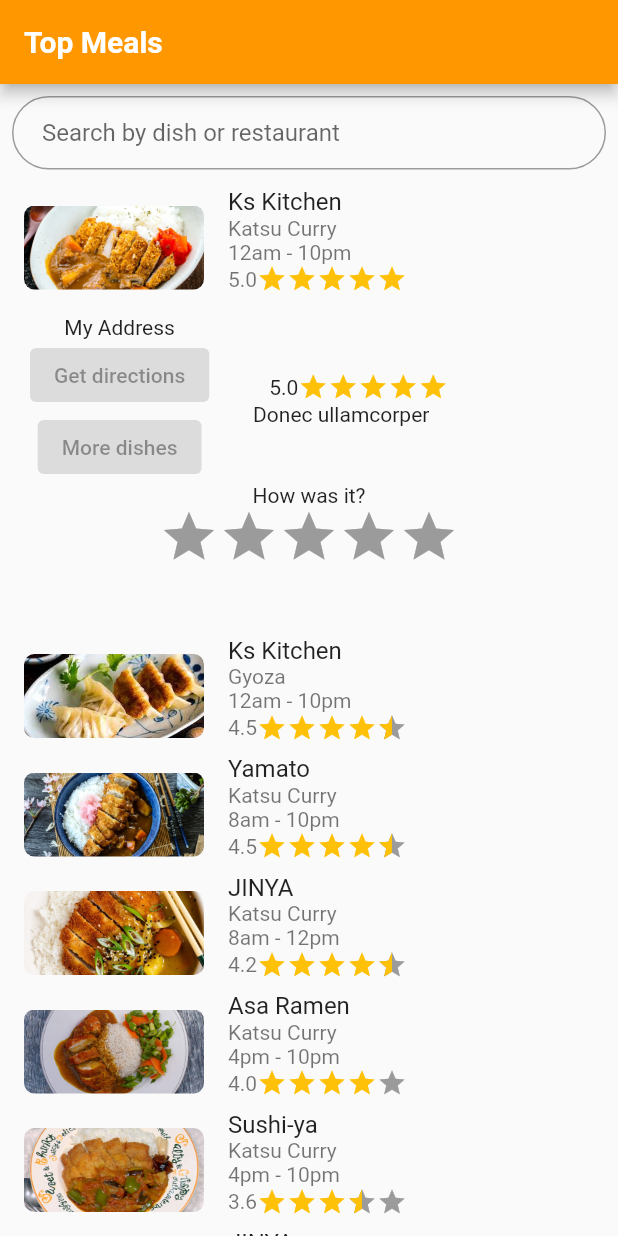
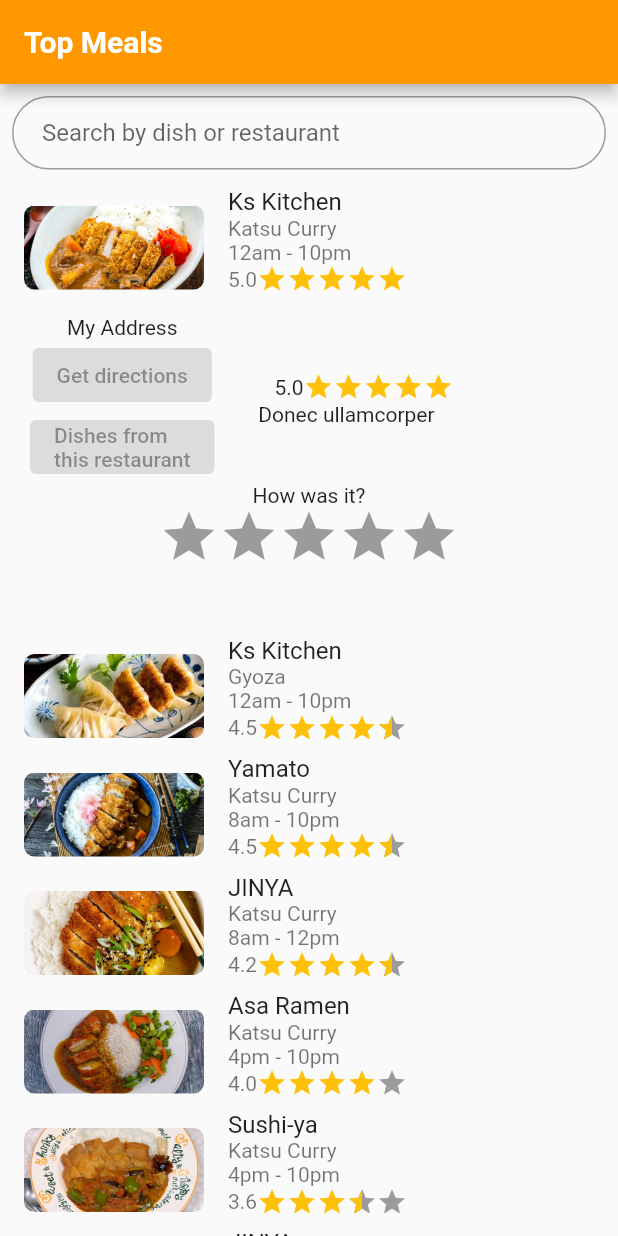
Before and after one commit to jack40tall/food-app, a Flutter app: the screen it shows after launch, after a tap on "Ks Kitchen", on a phone screen of 412 x 824 dp. Run offline on Flutter 3.47's test engine with Material 2 defaults, Android fonts, the phone set to English and light mode, and no system bars; drawn by our look-alikes of flutter_rating_bar.

Commit message:
Add todo

```diff
--- a/lib/search_list.dart
+++ b/lib/search_list.dart
@@ -142,7 +142,8 @@ class _SearchListState extends State<SearchList> {
                                                     child:
                                                         Text("Get directions")),
                                                 ElevatedButton(
-                                                    child: Text("More dishes"))
+                                                    child: Text(
+                                                        "Dishes from \nthis restaurant"))
                                               ],
                                             ),
                                             Column(
```
Also changed, not shown: lib/main.dart (+11 -0 lines).
